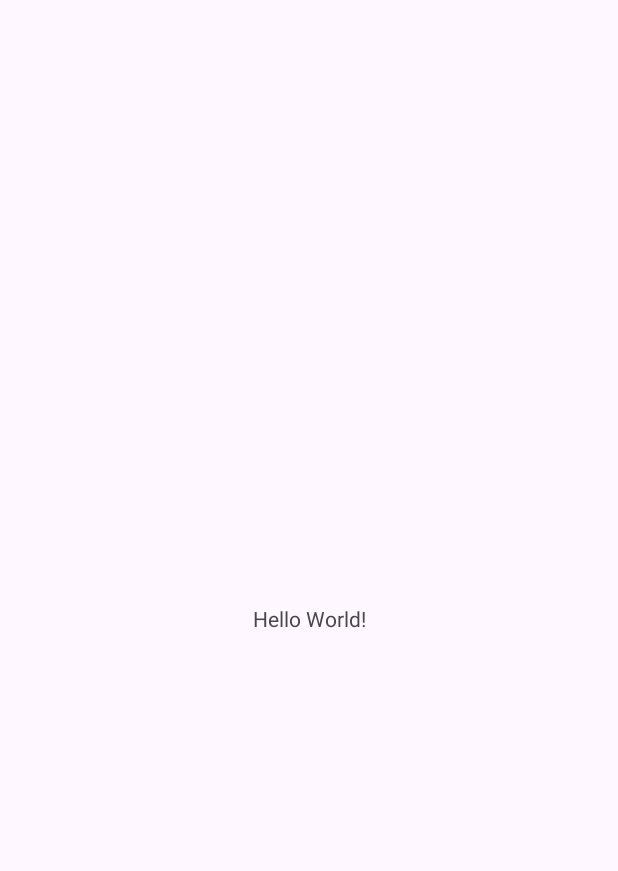
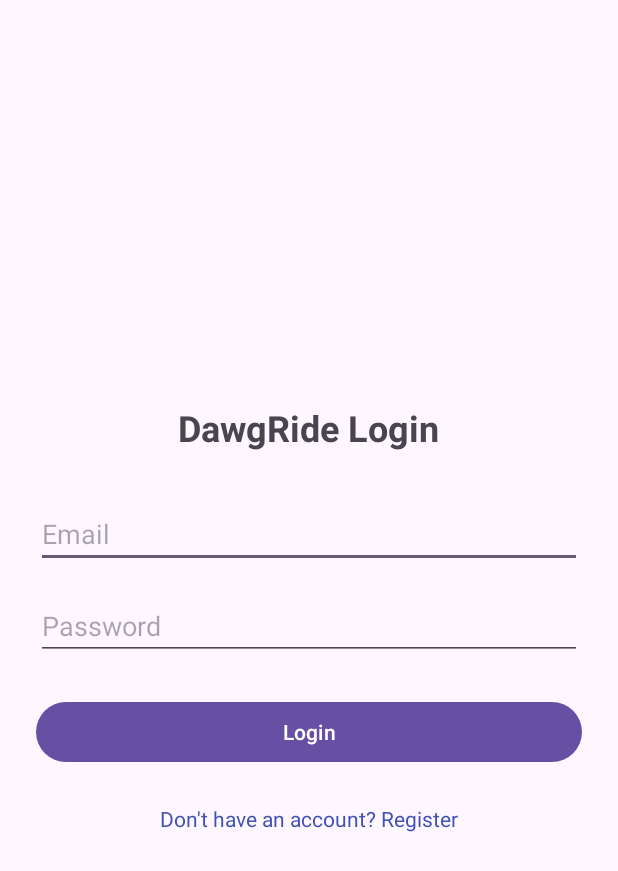
Before and after one commit to tung555/DawgRide, an Android app: the screen it shows after launch (MainActivity before the commit, LoginActivity after it), on a phone screen of 412 x 824 dp. Before the commit the part shown is almost empty. Shown: the top 871 px of the screen. Run offline under Robolectric (Android 15) with nearby library versions, the phone set to English and light mode, and no system bars; our stand-ins replace Firebase (no records; nobody signed in at launch, a user with empty details on screens opened directly).

```diff
--- a/app/build.gradle
+++ b/app/build.gradle
@@ -1,5 +1,6 @@
 plugins {
     alias(libs.plugins.android.application)
+    id 'com.google.gms.google-services'
 }
 
 android {
@@ -37,4 +38,9 @@ dependencies {
     testImplementation libs.junit
     androidTestImplementation libs.ext.junit
     androidTestImplementation libs.espresso.core
+
+    implementation platform('com.google.firebase:firebase-bom:33.12.0')
+    implementation 'com.google.firebase:firebase-auth'
+    implementation 'com.google.firebase:firebase-database'
+    implementation 'com.firebaseui:firebase-ui-auth:8.0.2'
 }
--- /dev/null
+++ b/app/src/main/java/edu/uga/cs/dawgride/LoginActivity.java
@@ -0,0 +1,73 @@
+package edu.uga.cs.dawgride;
+
+import androidx.appcompat.app.AppCompatActivity;
+
+import android.content.Intent;
+import android.os.Bundle;
+import android.widget.Button;
+import android.widget.EditText;
+import android.widget.TextView;
+import android.widget.Toast;
+
+import com.google.firebase.auth.FirebaseAuth;
+import com.google.firebase.auth.FirebaseUser;
+
+public class LoginActivity extends AppCompatActivity {
+
+    private EditText emailET, passwordET;
+    private Button btnLogin;
+    private TextView txtRegisterLink;
+    private FirebaseAuth auth;
+
+    @Override
+    protected void onCreate(Bundle savedInstanceState) {
+        super.onCreate(savedInstanceState);
+        FirebaseAuth.getInstance().signOut(); //just for testing purposes
+        setContentView(R.layout.activity_login);
+
+        auth = FirebaseAuth.getInstance();
+
+        emailET = findViewById(R.id.loginEmail);
+        passwordET = findViewById(R.id.loginPassword);
+        btnLogin = findViewById(R.id.btnLogin);
+        txtRegisterLink = findViewById(R.id.txtRegisterLink);
+
+        btnLogin.setOnClickListener(v -> loginUser());
+
+        txtRegisterLink.setOnClickListener(v -> {
+            startActivity(new Intent(LoginActivity.this, RegisterActivity.class));
+        });
+    }
+
+    private void loginUser() {
+        String email = emailET.getText().toString().trim();
+        String password = passwordET.getText().toString().trim();
+
+        if(email.isEmpty() || password.isEmpty()) {
+            Toast.makeText(this, "All fields are required!", Toast.LENGTH_SHORT).show();
+            return;
+        }
+
+        auth.signInWithEmailAndPassword(email, password)
+                .addOnCompleteListener(this, task -> {
+                    if(task.isSuccessful()) {
+                        Toast.makeText(this, "Login Successful!", Toast.LENGTH_SHORT).show();
+                        startActivity(new Intent(LoginActivity.this, MainActivity.class));
+                        finish();
+                    } else {
+                        Toast.makeText(this, "Login failed: "
+                                + task.getException().getMessage(), Toast.LENGTH_SHORT).show();
+                    }
+                });
+    }
+
+    @Override
+    protected void onStart() {
+        super.onStart();
+        FirebaseUser currentUser = auth.getCurrentUser();
+        if (currentUser != null) {
+            startActivity(new Intent(LoginActivity.this, MainActivity.class));
+            finish();
+        }
+    }
+}
--- /dev/null
+++ b/app/src/main/res/layout/activity_login.xml
@@ -0,0 +1,47 @@
+<?xml version="1.0" encoding="utf-8"?>
+<LinearLayout xmlns:android="http://schemas.android.com/apk/res/android"
+    android:layout_width="match_parent"
+    android:layout_height="match_parent"
+    android:orientation="vertical"
+    android:gravity="center"
+    android:padding="24dp">
+
+    <TextView
+        android:layout_width="wrap_content"
+        android:layout_height="wrap_content"
+        android:text="DawgRide Login"
+        android:textSize="24sp"
+        android:textStyle="bold"
+        android:layout_marginBottom="32dp" />
+
+    <EditText
+        android:id="@+id/loginEmail"
+        android:layout_width="match_parent"
+        android:layout_height="wrap_content"
+        android:hint="Email"
+        android:inputType="textEmailAddress"
+        android:layout_marginBottom="16dp"/>
+
+    <EditText
+        android:id="@+id/loginPassword"
+        android:layout_width="match_parent"
+        android:layout_height="wrap_content"
+        android:hint="Password"
+        android:inputType="textPassword"
+        android:layout_marginBottom="24dp"/>
+
+    <Button
+        android:id="@+id/btnLogin"
+        android:layout_width="match_parent"
+        android:layout_height="wrap_content"
+        android:text="Login" />
+
+    <TextView
+        android:id="@+id/txtRegisterLink"
+        android:layout_width="wrap_content"
+        android:layout_height="wrap_content"
+        android:text="Don't have an account? Register"
+        android:textColor="#3F51B5"
+        android:paddingTop="24dp"/>
+
+</LinearLayout>
--- a/app/src/main/res/layout/activity_main.xml
+++ b/app/src/main/res/layout/activity_main.xml
@@ -8,9 +8,9 @@
     tools:context=".MainActivity">
 
     <TextView
+        android:id="@+id/textView"
         android:layout_width="wrap_content"
         android:layout_height="wrap_content"
-        android:text="Hello World!"
         app:layout_constraintBottom_toBottomOf="parent"
         app:layout_constraintEnd_toEndOf="parent"
         app:layout_constraintStart_toStartOf="parent"
--- a/build.gradle
+++ b/build.gradle
@@ -1,4 +1,5 @@
 // Top-level build file where you can add configuration options common to all sub-projects/modules.
 plugins {
 alias(libs.plugins.android.application) apply false
+    id 'com.google.gms.google-services' version '4.4.2' apply false
 }
```
Also changed, not shown: app/src/main/AndroidManifest.xml (+10 -6 lines), app/src/main/java/edu/uga/cs/dawgride/MainActivity.java (+60 -0 lines), app/src/main/java/edu/uga/cs/dawgride/RegisterActivity.java (added, +100 -0 lines), app/src/main/res/layout/activity_registration.xml (added, +63 -0 lines), 1 other file.
